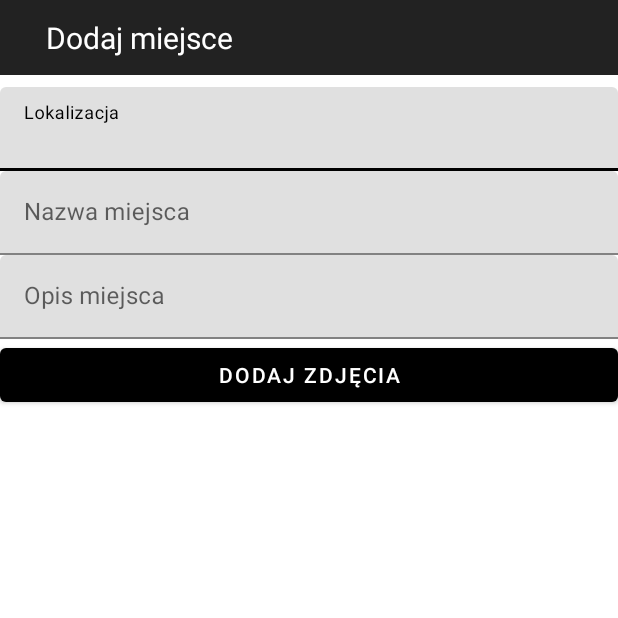
After one commit to Wielqus/Interesting-places, an Android app: the AddPlaceActivity screen opened directly, with no data from a screen before it, on a phone screen of 412 x 824 dp, the top half of it. The commit adds this screen. Run offline under Robolectric (Android 15) with nearby library versions, the phone set to English and light mode, and no system bars.

Commit message:
Rozpoczecie prac nad dodawaniem miejsc

```diff
--- a/app/src/debug/res/values/google_maps_api.xml
+++ b/app/src/debug/res/values/google_maps_api.xml
@@ -1,3 +1,3 @@
 <resources>
-    <string name="google_maps_key" templateMergeStrategy="preserve" translatable="false">API_KEY</string>
+    <string name="google_maps_key" templateMergeStrategy="preserve" translatable="false">AIzaSyCdG6oTEg6l2aknk3d2IidLey5SQ9eIR_4</string>
 </resources>
--- a/app/src/main/AndroidManifest.xml
+++ b/app/src/main/AndroidManifest.xml
@@ -2,10 +2,8 @@
 <manifest xmlns:android="http://schemas.android.com/apk/res/android"
     xmlns:tools="http://schemas.android.com/tools"
     package="com.example.interestingplaces">
-
     <!-- To access Google+ APIs: -->
     <uses-permission android:name="android.permission.INTERNET" />
-
     <!--
          The ACCESS_COARSE/FINE_LOCATION permissions are not required to use
          Google Maps Android API v2, but you must specify either coarse or fine
@@ -20,6 +18,7 @@
         android:roundIcon="@mipmap/ic_launcher_round"
         android:supportsRtl="true"
         android:theme="@style/AppTheme">
+        <activity android:name=".AddPlaceActivity"></activity>
         <activity
             android:name=".PlacesActivity"
             android:label="@string/title_activity_places" />
--- /dev/null
+++ b/app/src/main/java/com/example/interestingplaces/AddPlaceActivity.java
@@ -0,0 +1,31 @@
+package com.example.interestingplaces;
+
+import android.content.Intent;
+import android.net.Uri;
+import android.support.design.button.MaterialButton;
+import android.support.v7.app.AppCompatActivity;
+import android.os.Bundle;
+import android.view.View;
+import android.widget.Button;
+
+public class AddPlaceActivity extends AppCompatActivity {
+
+    MaterialButton addImagesButton;
+
+    @Override
+    protected void onCreate(Bundle savedInstanceState) {
+        super.onCreate(savedInstanceState);
+        setContentView(R.layout.activity_add_place);
+        addImagesButton = findViewById(R.id.placeImages);
+        addImagesButton.setOnClickListener(new View.OnClickListener() {
+            @Override
+            public void onClick(View v) {
+                Intent intent = new Intent();
+                intent.setAction(android.content.Intent.ACTION_VIEW);
+                Uri uri = Uri.parse("file://" + file.getAbsolutePath());
+                intent.setDataAndType(uri,"image/*");
+                startActivity(intent);
+            }
+        });
+    }
+}
--- a/app/src/main/java/com/example/interestingplaces/MapFragment.java
+++ b/app/src/main/java/com/example/interestingplaces/MapFragment.java
@@ -1,13 +1,17 @@
 package com.example.interestingplaces;
 
 
+import android.content.Intent;
 import android.os.Bundle;
 import android.support.annotation.NonNull;
 import android.support.annotation.Nullable;
+import android.support.design.widget.FloatingActionButton;
 import android.support.v4.app.Fragment;
 import android.view.LayoutInflater;
 import android.view.View;
 import android.view.ViewGroup;
+import android.widget.Button;
+
 import com.google.android.gms.maps.GoogleMap;
 import com.google.android.gms.maps.SupportMapFragment;
 
@@ -15,11 +19,24 @@ import com.google.android.gms.maps.SupportMapFragment;
 public class MapFragment extends Fragment {
 
     private GoogleMap mMap;
+    private FloatingActionButton addPlaceButton;
 
     @Nullable
     @Override
     public View onCreateView(@NonNull LayoutInflater inflater, @Nullable ViewGroup container, @Nullable Bundle savedInstanceState) {
-        return inflater.inflate(R.layout.fragment_map, null);
+        View view = inflater.inflate(R.layout.fragment_map, null);
+
+        addPlaceButton =  view.findViewById(R.id.addPlaceButton);
+        addPlaceButton.setOnClickListener(new View.OnClickListener() {
+            @Override
+            public void onClick(View v) {
+                Intent myIntent = new Intent(getActivity(), AddPlaceActivity.class);
+                getActivity().startActivity(myIntent);
+            }
+        });
+
+
+        return view;
     }
 
     @Override
--- /dev/null
+++ b/app/src/main/res/layout/activity_add_place.xml
@@ -0,0 +1,97 @@
+<?xml version="1.0" encoding="utf-8"?>
+<android.support.constraint.ConstraintLayout xmlns:android="http://schemas.android.com/apk/res/android"
+    xmlns:app="http://schemas.android.com/apk/res-auto"
+    xmlns:tools="http://schemas.android.com/tools"
+    android:layout_width="match_parent"
+    android:layout_height="match_parent"
+    tools:context=".AddPlaceActivity">
+
+    <android.support.v7.widget.Toolbar
+        android:id="@+id/toolbar"
+        android:layout_width="match_parent"
+        android:layout_height="50dp"
+        android:background="#222222"
+        android:theme="@style/Animation.AppCompat.DropDownUp"
+        app:layout_constraintBottom_toTopOf="@+id/frame_container"
+        app:layout_constraintTop_toTopOf="parent"
+        tools:layout_editor_absoluteX="0dp">
+
+
+    </android.support.v7.widget.Toolbar>
+
+    <TextView
+        android:id="@+id/textView"
+        android:layout_width="175dp"
+        android:layout_height="wrap_content"
+        android:layout_marginStart="5dp"
+        android:text="@string/add_place_label"
+        android:textAlignment="center"
+        android:textColor="#ffffff"
+        android:textSize="20dp"
+        app:layout_constraintBottom_toBottomOf="@+id/toolbar"
+        app:layout_constraintStart_toStartOf="parent"
+        app:layout_constraintTop_toTopOf="parent" />
+
+    <ScrollView
+        android:layout_width="0dp"
+        android:layout_height="0dp"
+        android:layout_marginTop="8dp"
+        app:layout_constraintBottom_toBottomOf="parent"
+        app:layout_constraintEnd_toEndOf="parent"
+        app:layout_constraintStart_toStartOf="parent"
+        app:layout_constraintTop_toBottomOf="@+id/toolbar">
+
+        <LinearLayout
+            android:layout_width="match_parent"
+            android:layout_height="wrap_content"
+            android:orientation="vertical">
+
+            <android.support.design.widget.TextInputLayout
+                android:layout_width="match_parent"
+                android:layout_height="match_parent">
+
+                <android.support.design.widget.TextInputEditText
+                    android:id="@+id/placeLocalization"
+                    android:layout_width="match_parent"
+                    android:layout_height="match_parent"
+                    android:hint="@string/placeLocalization" />
+
+            </android.support.design.widget.TextInputLayout>
+
+            <android.support.design.widget.TextInputLayout
+                android:layout_width="match_parent"
+                android:layout_height="match_parent">
+
+                <android.support.design.widget.TextInputEditText
+                    android:id="@+id/placeName"
+                    android:layout_width="match_parent"
+                    android:layout_height="match_parent"
+                    android:hint="@string/placeName" />
+
+            </android.support.design.widget.TextInputLayout>
+
+            <android.support.design.widget.TextInputLayout
+                android:layout_width="match_parent"
+                android:layout_height="match_parent">
+
+                <EditText
+                    android:id="@+id/editText3"
+                    android:layout_width="match_parent"
+                    android:layout_height="match_parent"
+                    android:layout_weight="1"
+                    android:ems="10"
+                    android:hint="@string/placeDescription" />
+
+            </android.support.design.widget.TextInputLayout>
+
+            <android.support.design.button.MaterialButton
+                android:id="@+id/placeImages"
+                android:layout_width="match_parent"
+                android:layout_height="match_parent"
+                android:text="@string/placeImages" />
+
+        </LinearLayout>
+    </ScrollView>
+
+
+</android.support.constraint.ConstraintLayout>
--- a/app/src/main/res/layout/fragment_map.xml
+++ b/app/src/main/res/layout/fragment_map.xml
@@ -23,7 +23,7 @@
             tools:layout_editor_absoluteX="0dp" />
 
         <android.support.design.widget.FloatingActionButton
-            android:id="@+id/floatingActionButton"
+            android:id="@+id/addPlaceButton"
             android:layout_width="wrap_content"
             android:layout_height="wrap_content"
             android:layout_marginEnd="20dp"
@@ -34,6 +34,7 @@
             app:backgroundTint="@android:color/holo_green_dark"
             app:layout_constraintBottom_toBottomOf="parent"
             app:layout_constraintEnd_toEndOf="parent" />
+
     </android.support.constraint.ConstraintLayout>
 
 </FrameLayout>
--- a/app/src/main/res/values/strings.xml
+++ b/app/src/main/res/values/strings.xml
@@ -12,6 +12,13 @@
     <string name="navigation_profile">Profil użytkownika</string>
     <string name="navigation_map">Mapa</string>
     <string name="navigation_places">Lista miejsc</string>
+
+    <!-- ADD PLACE-->
+    <string name="add_place_label">Dodaj miejsce</string>
     <!-- TODO: Remove or change this placeholder text -->
     <string name="hello_blank_fragment">Hello blank fragment</string>
+    <string name="placeName">Nazwa miejsca</string>
+    <string name="placeLocalization">Lokalizacja</string>
+    <string name="placeDescription">Opis miejsca</string>
+    <string name="placeImages">Dodaj zdjęcia</string>
 </resources>
```
Also changed, not shown: 1 other file.
